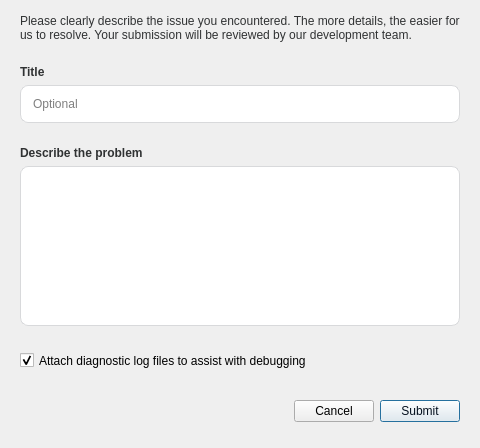
Before: the Qt Designer form src/MEGASync/gui/ui/BugReportDialog.ui in meganz/MEGAsync, drawn with Qt 5.
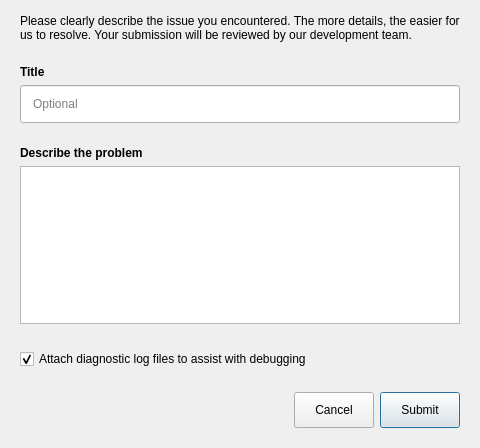
After: the same form once the commit is applied.

Diff of the .ui file:
```diff
--- a/src/MEGASync/gui/ui/BugReportDialog.ui
+++ b/src/MEGASync/gui/ui/BugReportDialog.ui
@@ -26,45 +26,7 @@
    <string>Bug report</string>
   </property>
   <property name="styleSheet">
-   <string notr="true">#lAttachLogs
-{
-font-family: &quot;SF Pro Text&quot;;
-font-size: 12px;
-font-weight: 400;
-}
-
-#bSubmit
-{
-color: #04101E; /*colorToken.text-inverse-accent*/
-background-color:  #F4F4F5; /*colorToken.button-primary*/
-}
-
-#lDescInfoBug
-{
-color: #303233; /*colorToken.text-primary*/
-font-family: &quot;SF Pro Text&quot;;
-font-size: 12px;
-font-weight: 400;
-}
-
-#lTitle, #lDescribeBug
-{
-color: #303233; /*colorToken.text-primary*/
-font-family: &quot;SF Pro Text&quot;;
-font-size: 12px;
-font-weight: 600;
-}
-
-#teDescribeBug, #leTitleBug
-{
-border-radius: 8px;
-border-color: #D8D9DB; /*colorToken.border-strong*/
-border-style: solid;
-border-width: 1px;
-background-color: #FFFFFF; /*colorToken.page-background*/
-}
-
-#leTitleBug
+   <string notr="true">#leTitleBug
 {
 padding-left: 10px;
 height: 36px;
@@ -77,6 +39,11 @@
 width: 432px;
 }
 
+#lTitle, #lDescribeBug
+{
+font-weight: 600;
+}
+
 
 </string>
   </property>
@@ -152,7 +119,14 @@
        </widget>
       </item>
       <item>
-       <widget class="QTextEdit" name="teDescribeBug"/>
+       <widget class="QTextEdit" name="teDescribeBug">
+        <property name="cursor" stdset="0">
+         <cursorShape>IBeamCursor</cursorShape>
+        </property>
+        <property name="type" stdset="0">
+         <string notr="true">mega</string>
+        </property>
+       </widget>
       </item>
       <item>
        <widget class="QWidget" name="wCheckBox" native="true">
@@ -174,46 +148,17 @@
          </property>
          <item>
           <widget class="QCheckBox" name="cbAttachLogs">
-           <property name="text">
-            <string/>
-           </property>
-           <property name="checked">
-            <bool>true</bool>
-           </property>
-          </widget>
-         </item>
-         <item>
-          <widget class="QLabel" name="lAttachLogs">
-           <property name="minimumSize">
-            <size>
-             <width>350</width>
-             <height>0</height>
-            </size>
-           </property>
-           <property name="styleSheet">
-            <string notr="true"/>
+           <property name="cursor">
+            <cursorShape>PointingHandCursor</cursorShape>
            </property>
            <property name="text">
             <string>Attach diagnostic log files to assist with debugging</string>
            </property>
-           <property name="wordWrap">
+           <property name="checked">
             <bool>true</bool>
            </property>
           </widget>
          </item>
-         <item>
-          <spacer name="horizontalSpacer_2">
-           <property name="orientation">
-            <enum>Qt::Orientation::Horizontal</enum>
-           </property>
-           <property name="sizeHint" stdset="0">
-            <size>
-             <width>1</width>
-             <height>20</height>
-            </size>
-           </property>
-          </spacer>
-         </item>
         </layout>
        </widget>
       </item>
@@ -223,12 +168,6 @@
    <item>
     <widget class="QWidget" name="wButtons" native="true">
      <layout class="QHBoxLayout" name="horizontalLayout">
-      <property name="topMargin">
-       <number>15</number>
-      </property>
-      <property name="bottomMargin">
-       <number>15</number>
-      </property>
       <item>
        <spacer name="horizontalSpacer">
         <property name="orientation">
@@ -244,6 +183,27 @@
       </item>
       <item>
        <widget class="QPushButton" name="bCancel">
+        <property name="sizePolicy">
+         <sizepolicy hsizetype="Preferred" vsizetype="Fixed">
+          <horstretch>0</horstretch>
+          <verstretch>0</verstretch>
+         </sizepolicy>
+        </property>
+        <property name="minimumSize">
+         <size>
+          <width>0</width>
+          <height>36</height>
+         </size>
+        </property>
+        <property name="maximumSize">
+         <size>
+          <width>16777215</width>
+          <height>36</height>
+         </size>
+        </property>
+        <property name="cursor">
+         <cursorShape>PointingHandCursor</cursorShape>
+        </property>
         <property name="text">
          <string>Cancel</string>
         </property>
@@ -251,6 +211,27 @@
       </item>
       <item>
        <widget class="QPushButton" name="bSubmit">
+        <property name="sizePolicy">
+         <sizepolicy hsizetype="Minimum" vsizetype="Fixed">
+          <horstretch>0</horstretch>
+          <verstretch>0</verstretch>
+         </sizepolicy>
+        </property>
+        <property name="minimumSize">
+         <size>
+          <width>0</width>
+          <height>36</height>
+         </size>
+        </property>
+        <property name="maximumSize">
+         <size>
+          <width>16777215</width>
+          <height>36</height>
+         </size>
+        </property>
+        <property name="cursor">
+         <cursorShape>PointingHandCursor</cursorShape>
+        </property>
         <property name="text">
          <string>Submit</string>
         </property>
```
Left out of the diff: 18 changed lines with no effect on the pictures.
